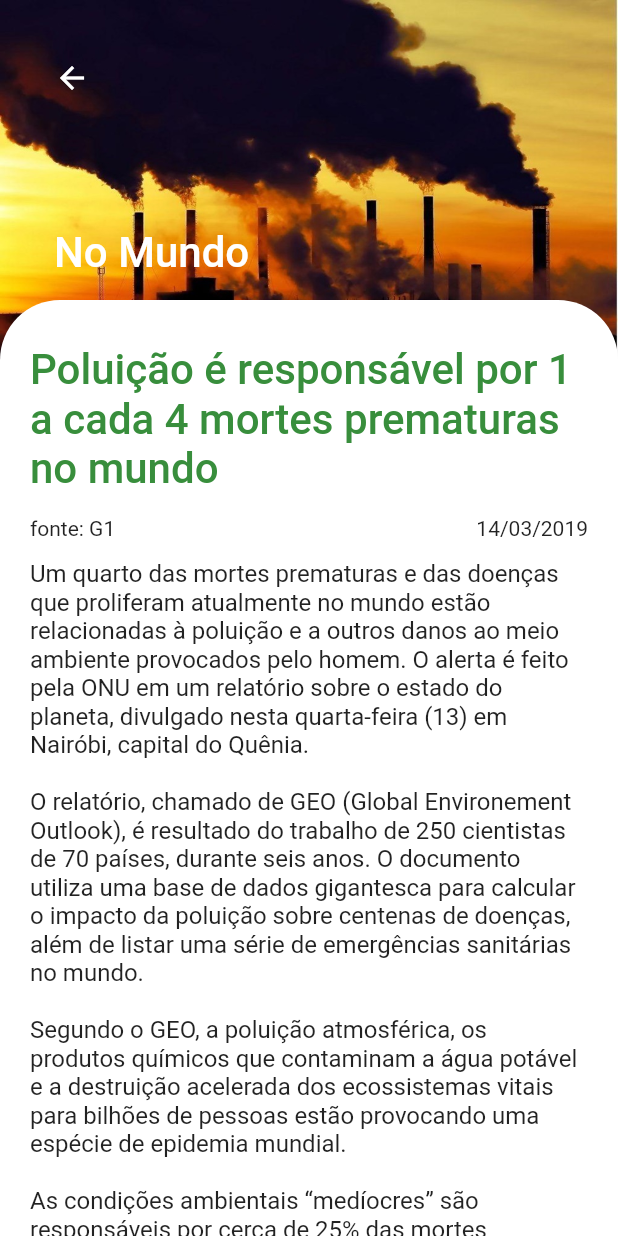
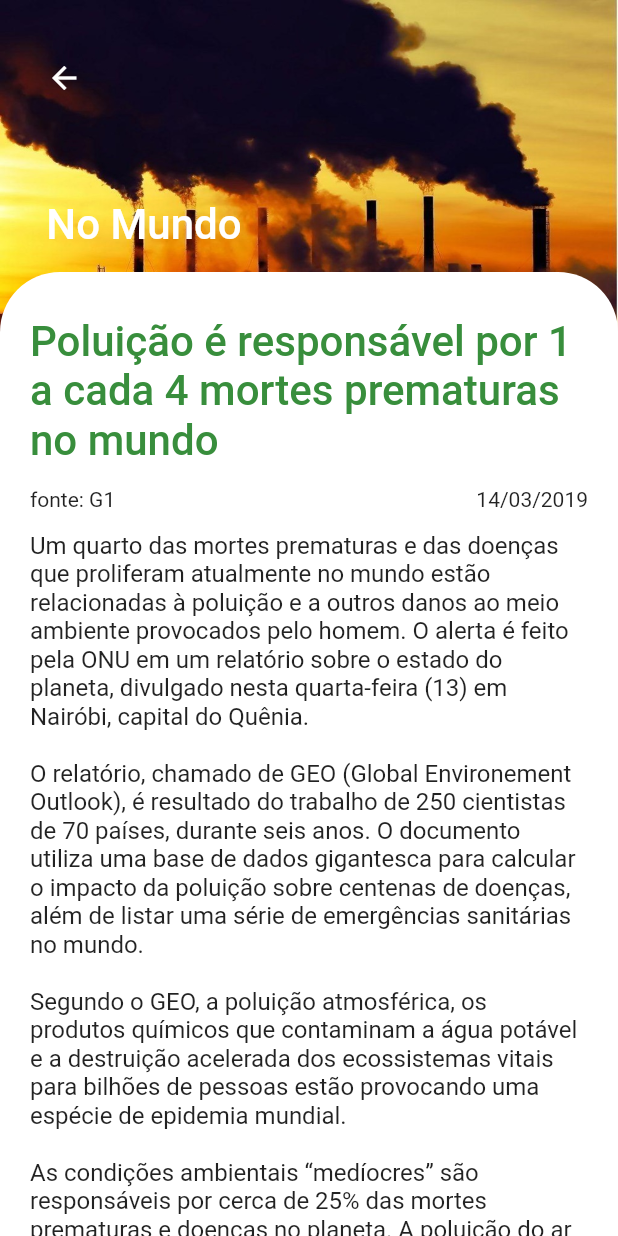
Before and after one commit to AndersonSantanna/ecological_news_ui, a Flutter app: the screen it shows after launch, after a tap on "No Mundo", on a phone screen of 412 x 824 dp. Run offline on Flutter 3.47's test engine with Material 2 defaults, Android fonts, the light colour scheme and no system bars; our stand-ins replace dio, flutter_vector_icons, google_fonts; missing offline and left inert: undraw, xml2json; network calls fail; Roboto replaces fonts that are missing (Montserrat).

Commit message:
fix width in percent

```diff
--- a/lib/scenes/new_details.dart
+++ b/lib/scenes/new_details.dart
@@ -48,8 +48,8 @@
 
     return Material(
       child: Container(
-        width: 380,
-        height: 200,
+        width: MediaQuery.of(context).size.width,
+        height: MediaQuery.of(context).size.height * 0.26,
         decoration: BoxDecoration(
           image: DecorationImage(
             image: AssetImage(widget.news.image.toString()),
@@ -62,8 +62,8 @@
           mainAxisAlignment: MainAxisAlignment.end,
           children: [
             Container(
-              width: 340,
-              height: 200,
+              width: MediaQuery.of(context).size.width * 0.85,
+              height: MediaQuery.of(context).size.height * 0.22,
               padding: EdgeInsets.only(bottom: 15),
               child: Column(
                 mainAxisAlignment: MainAxisAlignment.spaceBetween,
--- a/lib/scenes/news_brazil.dart
+++ b/lib/scenes/news_brazil.dart
@@ -56,10 +56,7 @@
         padding: EdgeInsets.only(top: 15),
         color: Colors.white,
         child: ListView.builder(
-          // Let the ListView know how many items it needs to build.
           itemCount: brazilApi.resultado.noticias.noticia.length,
-          // Provide a builder function. This is where the magic happens.
-          // Convert each item into a widget based on the type of item it is.
           itemBuilder: (context, index) {
             return GestureDetector(
               onTap: () {
--- a/lib/scenes/news_world.dart
+++ b/lib/scenes/news_world.dart
@@ -37,13 +37,8 @@
       return Container(
         color: Colors.white,
         child: ListView.builder(
-          // Let the ListView know how many items it needs to build.
           itemCount: newsWorld.noticias.length,
-          // Provide a builder function. This is where the magic happens.
-          // Convert each item into a widget based on the type of item it is.
           itemBuilder: (context, index) {
-            // final item = items[index];
-
             return GestureDetector(
               onTap: () {
                 Navigator.of(context).pushNamed(
```
Also changed, not shown: lib/navigation.dart (+4 -3 lines), 3 other files.
